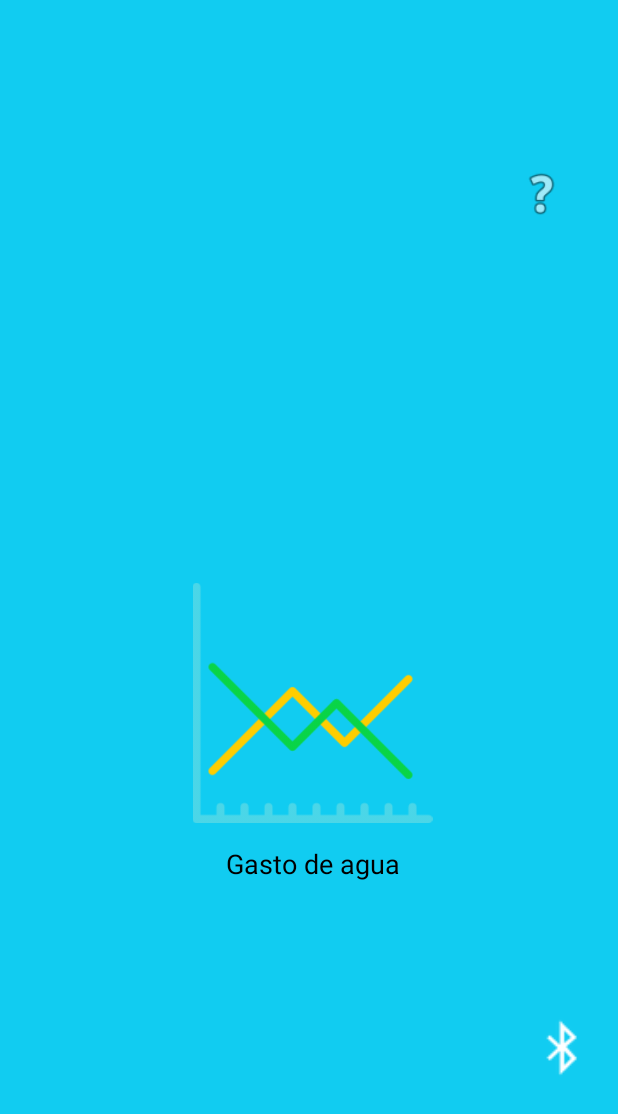
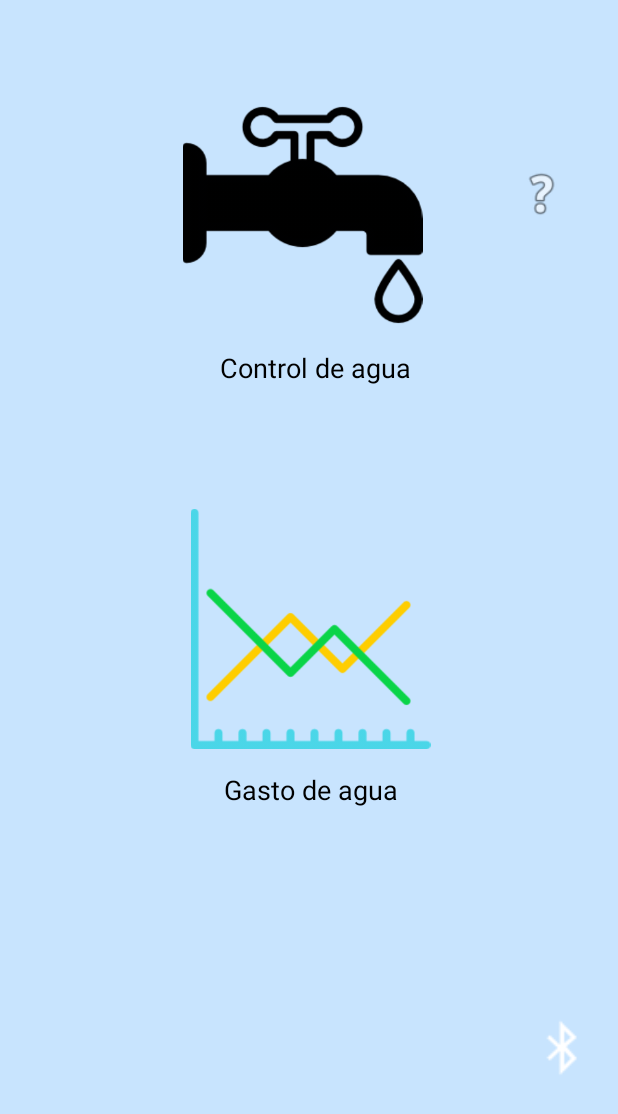
Before and after one commit to Hellogark/ControlDeAgua, an Android app: the screen it shows after launch (home), on a phone screen of 412 x 824 dp. Shown: the top 1114 px of the screen. Run offline under Robolectric (Android 15) with nearby library versions, the phone set to English and light mode, and no system bars.

Commit message:
Se agrega botón para control de agua
en la actividad de home, también se cambia el fondo

```diff
--- a/app/src/main/java/com/example/edmol/webview/home.java
+++ b/app/src/main/java/com/example/edmol/webview/home.java
@@ -9,12 +9,16 @@ import android.widget.Button;
 
 public class home extends AppCompatActivity implements View.OnClickListener{
     private ConstraintLayout grafica;
+    private ConstraintLayout control;
 
     @Override
     protected void onCreate(Bundle savedInstanceState) {
         super.onCreate(savedInstanceState);
         setContentView(R.layout.activity_home);
+
         grafica=findViewById(R.id.layoutGraf);
+        control = findViewById(R.id.layoutControl);
+        control.setOnClickListener(this);
         grafica.setOnClickListener(this);
 
     }
@@ -25,6 +29,9 @@ public class home extends AppCompatActivity implements View.OnClickListener{
             case R.id.layoutGraf:
                 startActivity(new Intent(home.this,webView.class));
                 break;
+            case R.id.layoutControl:
+                startActivity(new Intent(home.this,control.class));
+                break;
 
         }
     }
--- a/app/src/main/res/layout/activity_home.xml
+++ b/app/src/main/res/layout/activity_home.xml
@@ -45,9 +45,10 @@
                 app:layout_column="1"
                 app:layout_constraintBottom_toBottomOf="parent"
                 app:layout_constraintEnd_toEndOf="parent"
-                app:layout_constraintHorizontal_bias="0.52"
+                app:layout_constraintHorizontal_bias="0.505"
                 app:layout_constraintStart_toStartOf="parent"
                 app:layout_constraintTop_toTopOf="parent"
+                app:layout_constraintVertical_bias="0.211"
                 app:layout_row="0">
 
                 <ImageView
@@ -65,7 +66,7 @@
                 <TextView
                     android:id="@+id/textView2"
                     android:layout_width="192dp"
-                    android:layout_height="35dp"
+                    android:layout_height="34dp"
                     android:layout_marginStart="32dp"
                     android:layout_marginTop="7dp"
                     android:layout_marginEnd="24dp"
@@ -95,6 +96,40 @@
                 app:layout_constraintStart_toStartOf="parent"
                 app:layout_constraintTop_toTopOf="parent"
                 app:srcCompat="@android:drawable/ic_menu_help" />
+
+            <android.support.constraint.ConstraintLayout
+                android:id="@+id/layoutControl"
+                android:layout_width="200dp"
+                android:layout_height="202dp"
+                android:layout_marginStart="8dp"
+                android:layout_marginBottom="8dp"
+                app:layout_constraintBottom_toTopOf="@+id/layoutGraf"
+                app:layout_constraintEnd_toEndOf="parent"
+                app:layout_constraintStart_toStartOf="parent"
+                app:layout_constraintTop_toTopOf="parent">
+
+                <ImageView
+                    android:id="@+id/imageView6"
+                    android:layout_width="183dp"
+                    android:layout_height="160dp"
+                    app:srcCompat="@drawable/grifo"
+                    tools:layout_editor_absoluteX="9dp"
+                    tools:layout_editor_absoluteY="5dp" />
+
+                <TextView
+                    android:id="@+id/textView5"
+                    android:layout_width="wrap_content"
+                    android:layout_height="wrap_content"
+                    android:layout_marginStart="8dp"
+                    android:layout_marginEnd="8dp"
+                    android:layout_marginBottom="8dp"
+                    android:text="Control de agua"
+                    android:textColor="@android:color/background_dark"
+                    android:textSize="18sp"
+                    app:layout_constraintBottom_toBottomOf="parent"
+                    app:layout_constraintEnd_toEndOf="parent"
+                    app:layout_constraintStart_toStartOf="parent" />
+            </android.support.constraint.ConstraintLayout>
         </android.support.constraint.ConstraintLayout>
 
     </LinearLayout>
--- a/app/src/main/res/values/colors.xml
+++ b/app/src/main/res/values/colors.xml
@@ -3,5 +3,5 @@
     <color name="colorPrimary">#3f51b5</color>
     <color name="colorPrimaryDark">#303F9F</color>
     <color name="colorAccent">#FF4081</color>
-    <color name="fondoHome">#11ccf1</color>
+    <color name="fondoHome">#c8e4fe</color>
 </resources>
--- a/build.gradle
+++ b/build.gradle
@@ -7,7 +7,7 @@ buildscript {
         jcenter()
     }
     dependencies {
-        classpath 'com.android.tools.build:gradle:3.2.0'
+        classpath 'com.android.tools.build:gradle:3.2.1'
 
 
         // NOTE: Do not place your application dependencies here; they belong
```
Also changed, not shown: app/src/main/res/drawable/grifo.png (added).
